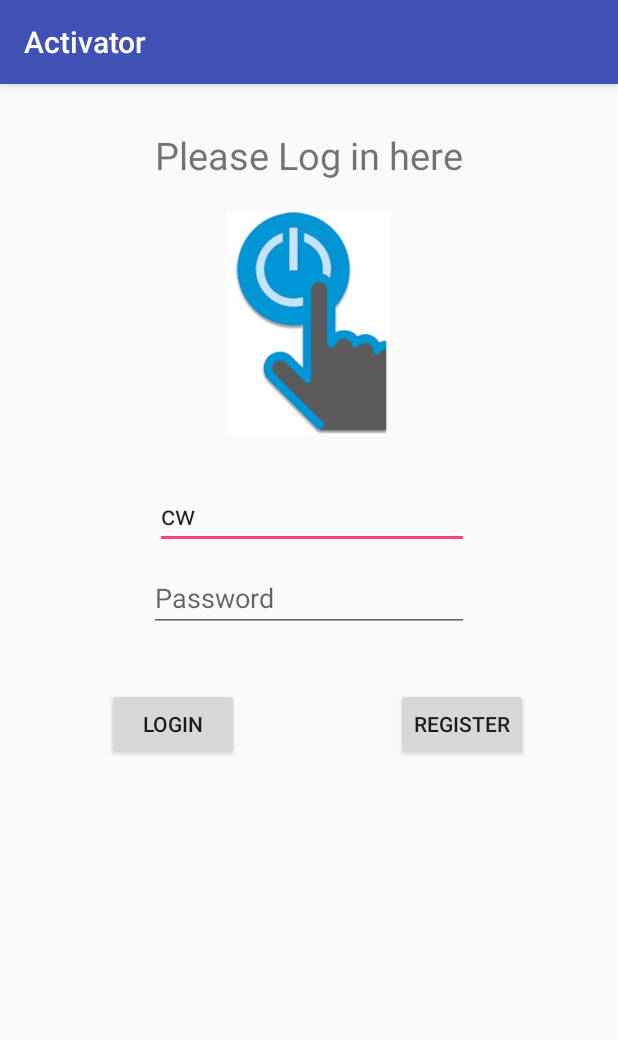
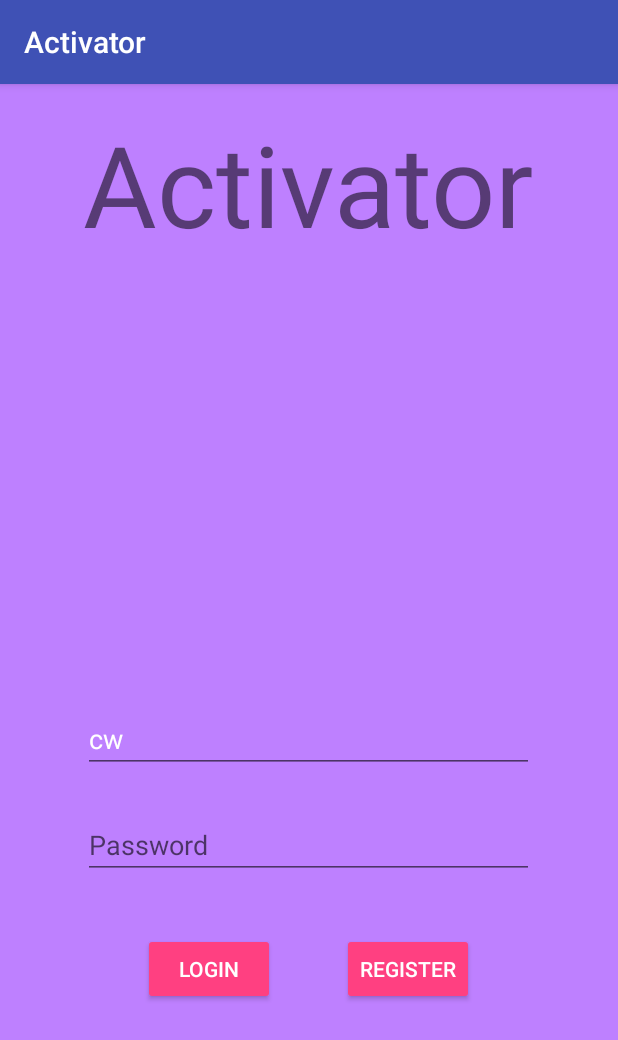
Before and after one commit to TerryIsAProgrammer/comp3330group6, an Android app: the screen it shows after launch (MainActivity), on a phone screen of 412 x 824 dp. Shown: the top 1040 px of the screen. Run offline under Robolectric (Android 15) with nearby library versions, the phone set to English and light mode, and no system bars; our stand-ins replace Firebase (no records; nobody signed in at launch, a user with empty details on screens opened directly).

Commit message:
modify a bit for login page

```diff
--- a/COMP3330mobileapp/app/src/main/res/layout/main_page.xml
+++ b/COMP3330mobileapp/app/src/main/res/layout/main_page.xml
@@ -1,45 +1,46 @@
 <?xml version = "1.0" encoding = "utf-8"?>
-<RelativeLayout xmlns:android = "http://schemas.android.com/apk/res/android"
-    xmlns:tools = "http://schemas.android.com/tools"
-    android:layout_width="match_parent"
-    android:layout_height = "match_parent"
-    tools:context = ".MainActivity">
+
+<RelativeLayout xmlns:android="http://schemas.android.com/apk/res/android"
+    xmlns:tools="http://schemas.android.com/tools" android:layout_width="match_parent"
+    android:layout_height="match_parent" android:gravity="center_vertical|center_horizontal"
+    android:orientation="vertical" android:paddingBottom="@dimen/activity_vertical_margin"
+    android:paddingLeft="@dimen/activity_horizontal_margin"
+    android:paddingRight="@dimen/activity_horizontal_margin"
+    android:paddingTop="@dimen/activity_vertical_margin" tools:context=".MainActivity"
+    android:background="#ffBE80FF"
+    android:descendantFocusability="beforeDescendants"
+    android:focusableInTouchMode="true">
 
 
     <TextView
-        android:layout_width = "wrap_content"
-        android:layout_height = "wrap_content"
-        android:textSize = "25dp"
-        android:text = "Please Log in here"
-        android:layout_marginTop = "30dp"
-        android:id = "@+id/textView"
-        android:layout_below="@+id/textview"
+        android:id="@+id/textView"
+        android:layout_width="wrap_content"
+        android:layout_height="wrap_content"
+        android:text="Activator"
+        android:textSize="75dp"
+        android:layout_alignParentTop="true"
         android:layout_centerHorizontal="true" />
 
+
     <EditText
-        android:layout_width = "wrap_content"
+        android:layout_width = "214dp"
         android:layout_height = "wrap_content"
         android:id = "@+id/text_username"
         android:hint = "Enter Name"
         android:focusable = "true"
-        android:layout_marginTop = "30dp"
-        android:layout_below="@+id/imageView"
+        android:text="cw"
+        android:textColor="#ffffffff"
+        android:layout_above="@+id/text_password"
+        android:layout_marginTop="55dp"
+        android:layout_marginBottom="25dp"
         android:layout_alignLeft="@+id/textView"
         android:layout_alignStart="@+id/textView"
-        android:layout_alignRight="@+id/text_password"
-        android:layout_alignEnd="@+id/text_password"
-        android:text="cw"/>
+        android:layout_alignRight="@+id/textView"
+        android:layout_alignEnd="@+id/textView" />
 
-    <ImageView
-        android:layout_width="150dp"
-        android:layout_height="150dp"
-        android:id="@+id/imageView"
-        android:src="@drawable/logo"
-        android:layout_below="@+id/textView"
-        android:layout_centerHorizontal="true"
-        android:layout_marginTop="20dp"
-        android:text="a1234"/>
 
+
+         />
     <EditText
         android:layout_width="wrap_content"
         android:layout_height="wrap_content"
@@ -47,32 +48,39 @@
         android:ems="10"
         android:id="@+id/text_password"
         android:hint="Password"
-        android:layout_marginTop="10dp"
-        android:layout_below="@+id/text_username"
-        android:layout_centerHorizontal="true" />
+        android:textColor="#ffffffff"
+        android:layout_marginBottom="36dp"
+        android:layout_above="@+id/login_button"
+        android:layout_alignLeft="@+id/text_username"
+        android:layout_alignStart="@+id/text_username"
+        android:layout_alignRight="@+id/text_username"
+        android:layout_alignEnd="@+id/text_username" />
 
     <Button
+        android:id="@+id/login_button"
+        style="@style/Widget.AppCompat.Button.Colored"
         android:layout_width="wrap_content"
         android:layout_height="wrap_content"
+
+        android:layout_marginLeft="5dp"
+        android:layout_marginStart="40dp"
         android:text="Login"
-        android:id="@+id/login_button"
         android:layout_alignBaseline="@+id/register_button"
         android:layout_alignBottom="@+id/register_button"
-        android:layout_alignParentLeft="true"
-        android:layout_alignParentStart="true"
-        android:layout_marginLeft="71dp"
-        android:layout_marginStart="71dp" />" />
+        android:layout_alignLeft="@+id/text_password"
+        android:layout_alignStart="@+id/text_password" />" />
 
     <Button
+        style="@style/Widget.AppCompat.Button.Colored"
         android:layout_width="wrap_content"
         android:layout_height="wrap_content"
         android:text="Register"
         android:id="@+id/register_button"
-        android:layout_marginTop="37dp"
-        android:layout_below="@+id/text_password"
-        android:layout_alignParentRight="true"
-        android:layout_alignParentEnd="true"
-        android:layout_marginRight="60dp"
-        android:layout_marginEnd="60dp" />
+        android:layout_marginRight="11dp"
+        android:layout_marginEnd="40dp"
+        android:layout_marginBottom="138dp"
+        android:layout_alignParentBottom="true"
+        android:layout_alignRight="@+id/text_username"
+        android:layout_alignEnd="@+id/text_username" />
 
 </RelativeLayout>
```
